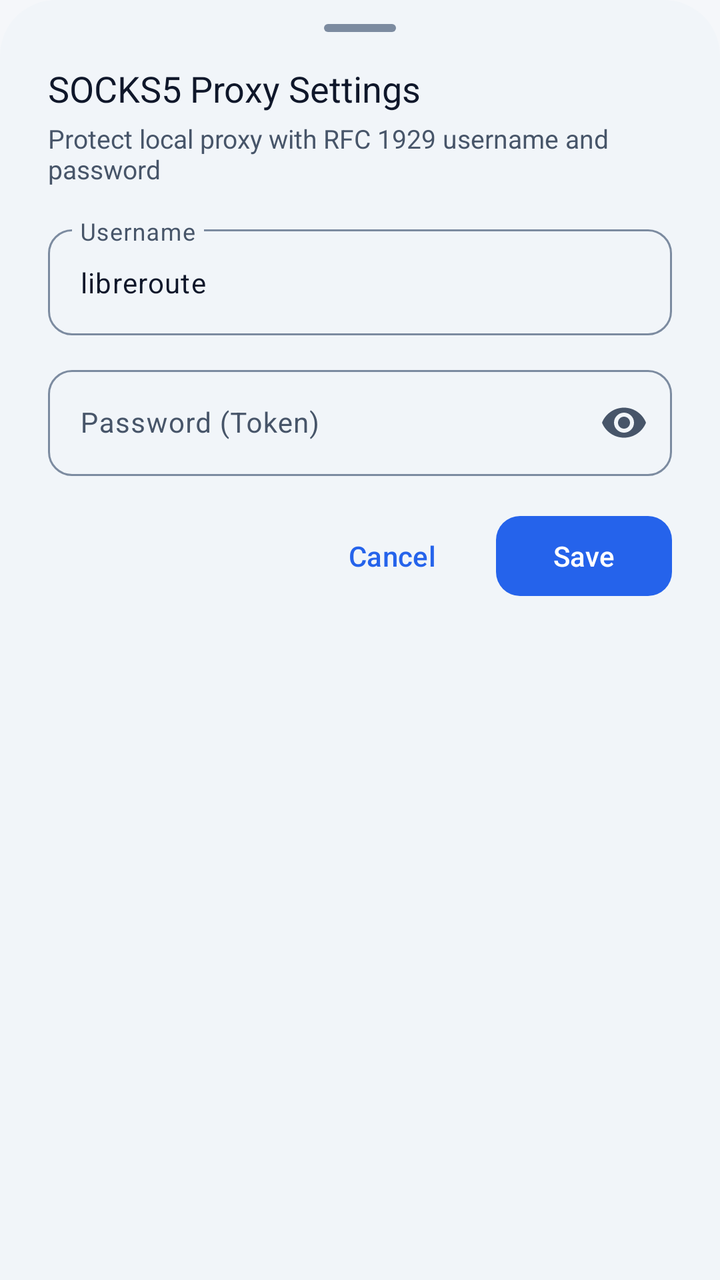
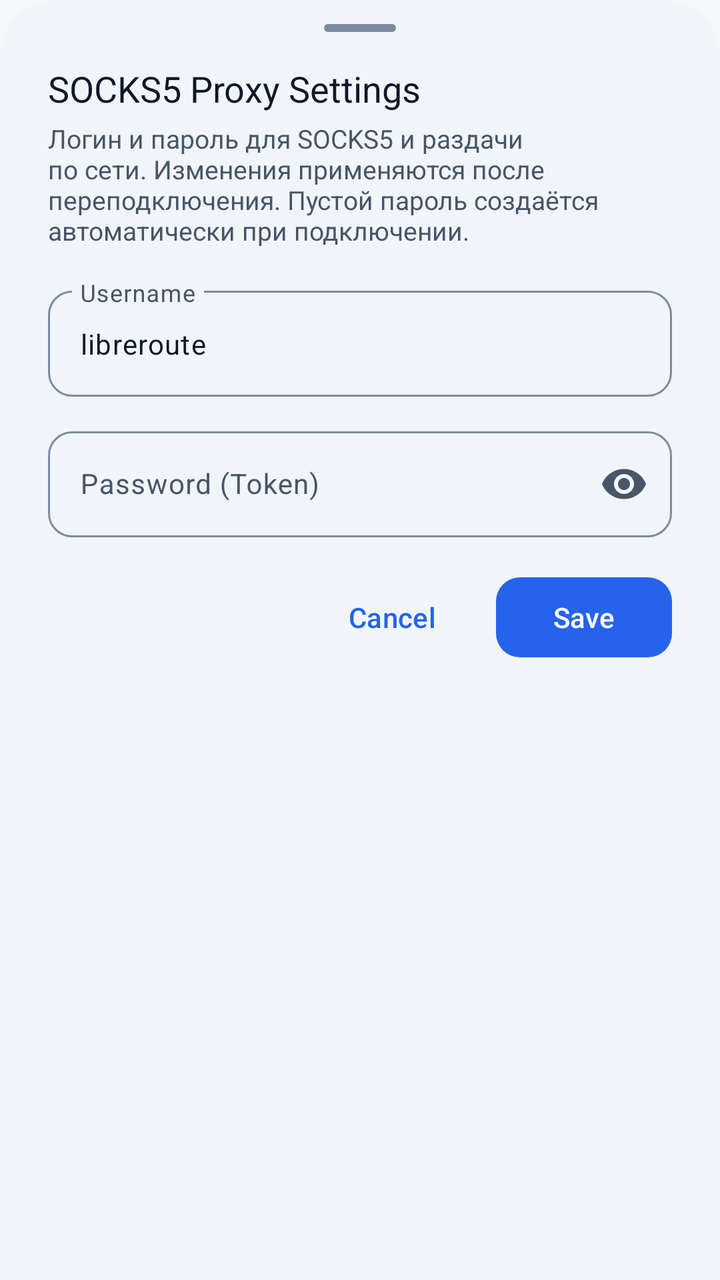

Two renders of the same Android screen: before a commit and after it. Below are the layout's source before the change and the commit's diff.
<!-- AndroidManifest.xml: application theme Theme.SoxMax -->
<!-- res/layout/bottom_sheet_socks5_auth.xml -->
<?xml version="1.0" encoding="utf-8"?>
<LinearLayout xmlns:android="http://schemas.android.com/apk/res/android"
    xmlns:app="http://schemas.android.com/apk/res-auto"
    android:layout_width="match_parent"
    android:layout_height="wrap_content"
    android:orientation="vertical"
    android:background="@drawable/bg_bottom_sheet"
    android:paddingHorizontal="24dp"
    android:paddingTop="12dp"
    android:paddingBottom="24dp">

    <View
        android:layout_width="36dp"
        android:layout_height="4dp"
        android:layout_gravity="center_horizontal"
        android:background="@drawable/bg_drag_handle"
        android:layout_marginBottom="16dp" />

    <TextView
        android:layout_width="match_parent"
        android:layout_height="wrap_content"
        android:text="@string/socks5_sheet_title"
        android:textColor="@color/text_primary"
        android:textSize="18sp"
        android:fontFamily="sans-serif-bold"
        android:layout_marginBottom="4dp" />

    <TextView
        android:layout_width="match_parent"
        android:layout_height="wrap_content"
        android:text="@string/settings_socks5_auth_desc"
        android:textColor="@color/text_secondary"
        android:textSize="13sp"
        android:layout_marginBottom="16dp" />

    <com.google.android.material.textfield.TextInputLayout
        android:id="@+id/layout_socks_user"
        style="@style/Widget.Material3.TextInputLayout.OutlinedBox"
        android:layout_width="match_parent"
        android:layout_height="wrap_content"
        android:layout_marginBottom="12dp"
        android:hint="@string/socks5_sheet_user_label"
        app:boxCornerRadiusBottomEnd="12dp"
        app:boxCornerRadiusBottomStart="12dp"
        app:boxCornerRadiusTopEnd="12dp"
        app:boxCornerRadiusTopStart="12dp">

        <com.google.android.material.textfield.TextInputEditText
            android:id="@+id/input_socks_user"
            android:layout_width="match_parent"
            android:layout_height="wrap_content"
            android:textSize="14sp"
            android:text="libreroute" />

    </com.google.android.material.textfield.TextInputLayout>

    <com.google.android.material.textfield.TextInputLayout
        android:id="@+id/layout_socks_pass"
        style="@style/Widget.Material3.TextInputLayout.OutlinedBox"
        android:layout_width="match_parent"
        android:layout_height="wrap_content"
        android:layout_marginBottom="16dp"
        android:hint="@string/socks5_sheet_pass_label"
        app:endIconMode="password_toggle"
        app:boxCornerRadiusBottomEnd="12dp"
        app:boxCornerRadiusBottomStart="12dp"
        app:boxCornerRadiusTopEnd="12dp"
        app:boxCornerRadiusTopStart="12dp">

        <com.google.android.material.textfield.TextInputEditText
            android:id="@+id/input_socks_pass"
            android:layout_width="match_parent"
            android:layout_height="wrap_content"
            android:inputType="textPassword"
            android:textSize="14sp" />

    </com.google.android.material.textfield.TextInputLayout>

    <LinearLayout
        android:layout_width="match_parent"
        android:layout_height="wrap_content"
        android:orientation="horizontal"
        android:gravity="end">

        <com.google.android.material.button.MaterialButton
            android:id="@+id/btn_cancel_socks"
            style="@style/Widget.Material3.Button.TextButton"
            android:layout_width="wrap_content"
            android:layout_height="wrap_content"
            android:layout_marginEnd="8dp"
            android:text="@string/cancel" />

        <com.google.android.material.button.MaterialButton
            android:id="@+id/btn_save_socks"
            style="@style/Widget.Material3.Button"
            android:layout_width="wrap_content"
            android:layout_height="wrap_content"
            android:text="@string/save"
            app:cornerRadius="12dp" />

    </LinearLayout>

</LinearLayout>
<!-- resources referenced by this layout -->
<resources>
  <color name="text_primary">@color/m3_on_surface</color>
  <color name="text_secondary">@color/m3_on_surface_variant</color>
  <!-- drawable bg_bottom_sheet (drawable) -->
  <?xml version="1.0" encoding="utf-8"?>
  <shape xmlns:android="http://schemas.android.com/apk/res/android"
      android:shape="rectangle">
      <solid android:color="@color/m3_surface_container_low" />
      <corners
          android:topLeftRadius="28dp"
          android:topRightRadius="28dp" />
  </shape>
  <!-- drawable bg_drag_handle (drawable) -->
  <?xml version="1.0" encoding="utf-8"?>
  <shape xmlns:android="http://schemas.android.com/apk/res/android"
      android:shape="rectangle">
      <solid android:color="@color/m3_outline" />
      <size
          android:width="32dp"
          android:height="4dp" />
      <corners android:radius="2dp" />
  </shape>
  <string name="cancel">Cancel</string>
  <string name="save">Save</string>
  <string name="settings_socks5_auth_desc">Protect local proxy with RFC 1929 username and password</string>
  <string name="socks5_sheet_pass_label">Password (Token)</string>
  <string name="socks5_sheet_title">SOCKS5 Proxy Settings</string>
  <string name="socks5_sheet_user_label">Username</string>
  <color name="m3_on_surface">#0F172A</color>
  <color name="m3_on_surface_variant">#475569</color>
  <color name="m3_surface_container_low">#F1F5F9</color>
  <color name="m3_outline">#7C8BA0</color>
  <color name="m3_primary">#2563EB</color>
  <color name="m3_on_primary">#FFFFFF</color>
  <color name="m3_primary_container">#DBEAFE</color>
  <color name="m3_on_primary_container">#1E40AF</color>
  <color name="m3_secondary">#475569</color>
  <color name="m3_on_secondary">#FFFFFF</color>
  <color name="m3_secondary_container">#E2E8F0</color>
  <color name="m3_on_secondary_container">#1E293B</color>
  <color name="m3_tertiary">#7C3AED</color>
  <color name="m3_on_tertiary">#FFFFFF</color>
  <color name="m3_tertiary_container">#EDE9FE</color>
  <color name="m3_on_tertiary_container">#4C1D95</color>
  <color name="m3_error">#DC2626</color>
  <color name="m3_on_error">#FFFFFF</color>
  <color name="m3_error_container">#FEE2E2</color>
  <color name="m3_on_error_container">#991B1B</color>
  <color name="m3_surface">#F8FAFC</color>
  <color name="m3_surface_container_lowest">#FFFFFF</color>
  <color name="m3_surface_container">#E2E8F0</color>
  <color name="m3_surface_container_high">#CBD5E1</color>
  <color name="m3_surface_container_highest">#94A3B8</color>
  <color name="m3_outline_variant">#E2E8F0</color>
  <color name="bg_deep">#F5F7FA</color>
  <style name="ThemeOverlay.LibreRoute.MaterialAlertDialog" parent="ThemeOverlay.Material3.MaterialAlertDialog">
          <item name="colorSurface">@color/m3_surface_container_low</item>
          <item name="shapeAppearance">@style/ShapeAppearance.LibreRoute.Dialog</item>
      </style>
  <style name="Widget.LibreRoute.BottomSheet.Modal" parent="Widget.Material3.BottomSheet.Modal">
          <item name="backgroundTint">@color/m3_surface_container_low</item>
          <item name="shapeAppearance">@style/ShapeAppearance.LibreRoute.BottomSheet</item>
      </style>
  <style name="ShapeAppearance.LibreRoute.Dialog" parent="ShapeAppearance.Material3.Corner.ExtraLarge">
          <item name="cornerSize">20dp</item>
      </style>
  <style name="ShapeAppearance.LibreRoute.BottomSheet" parent="ShapeAppearance.Material3.Corner.Large">
          <item name="cornerSizeTopLeft">28dp</item>
          <item name="cornerSizeTopRight">28dp</item>
          <item name="cornerSizeBottomLeft">0dp</item>
          <item name="cornerSizeBottomRight">0dp</item>
      </style>
  <!-- unchanged entries left out for length: 3 -->
</resources>

<!-- the commit's change to res/layout/bottom_sheet_socks5_auth.xml (unified diff, before → after) -->
@@ -28,7 +28,7 @@
     <TextView
         android:layout_width="match_parent"
         android:layout_height="wrap_content"
-        android:text="@string/settings_socks5_auth_desc"
+        android:text="Логин и пароль для SOCKS5 и раздачи по сети. Изменения применяются после переподключения. Пустой пароль создаётся автоматически при подключении."
         android:textColor="@color/text_secondary"
         android:textSize="13sp"
         android:layout_marginBottom="16dp" />
<!-- resource entries referenced after the edit -->
@@ -23,7 +23,6 @@
   </shape>
   <string name="cancel">Cancel</string>
   <string name="save">Save</string>
-  <string name="settings_socks5_auth_desc">Protect local proxy with RFC 1929 username and password</string>
   <string name="socks5_sheet_pass_label">Password (Token)</string>
   <string name="socks5_sheet_title">SOCKS5 Proxy Settings</string>
   <string name="socks5_sheet_user_label">Username</string>
